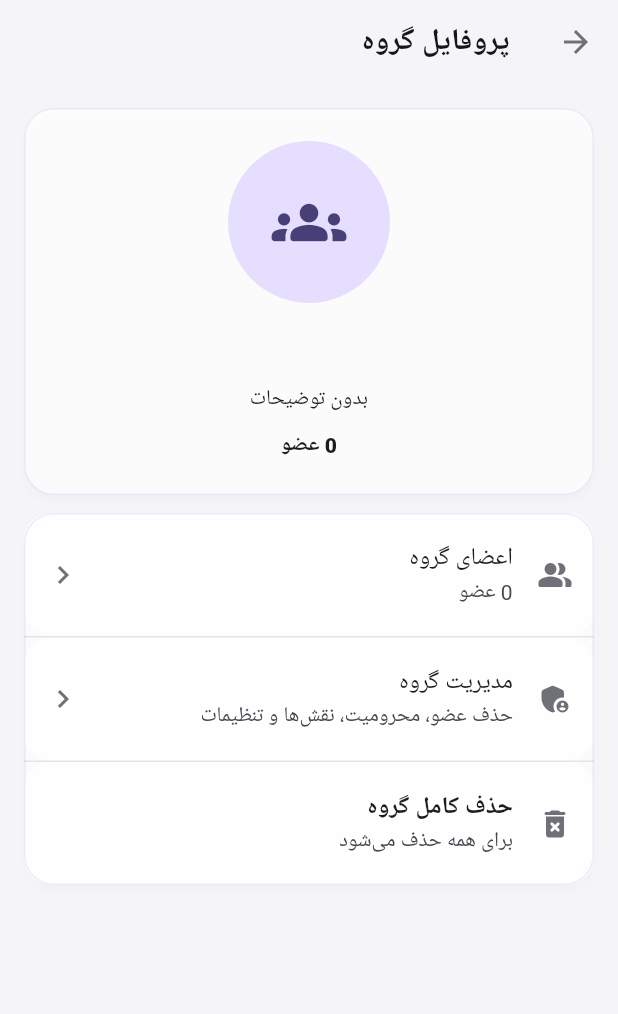
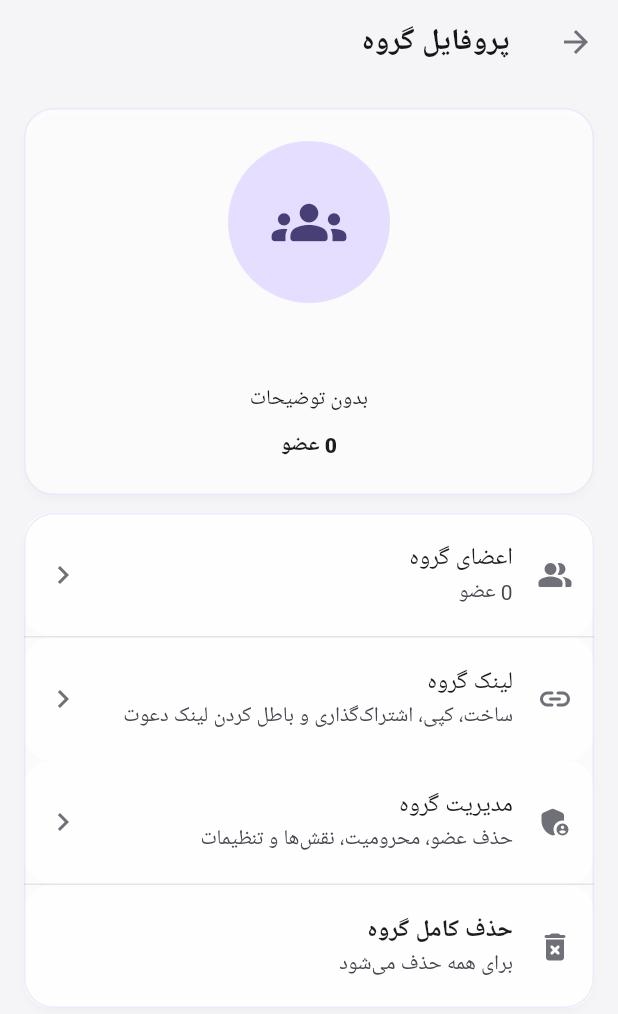
Before and after one commit to harad896-cyber/arad-portfolio-, a Flutter app: the GroupProfilePage screen opened directly with empty values, on a phone screen of 412 x 824 dp. Shown: the top 1014 px of the screen. Run offline on Flutter 3.47's test engine with Material 3 defaults, Android fonts, the phone set to English and light mode, and no system bars; our stand-ins replace audioplayers, file_picker, flutter_secure_storage, google_sign_in, image_picker, qr_flutter and 3 more; missing offline and left inert: record; accounts and stored records are empty; network calls fail; Roboto replaces fonts that are missing (Vazirmatn).

Commit message:
feat: wire group invite links and channel management

```diff
--- a/lib/group_management.dart
+++ b/lib/group_management.dart
@@ -1,6 +1,7 @@
 import 'package:flutter/material.dart';
 import 'package:supabase_flutter/supabase_flutter.dart';
 import 'group_moderation.dart';
+import 'channel_management.dart';
 
 class GroupProfilePage extends StatefulWidget {
   final String conversationId;
@@ -90,6 +91,7 @@ class _GroupProfilePageState extends State<GroupProfilePage> {
       Card(child: Column(children: [
         ListTile(leading: const Icon(Icons.people_alt_rounded), title: const Text('اعضای گروه'), subtitle: Text('${members.length} عضو'), trailing: const Icon(Icons.chevron_left), onTap: () => showModalBottomSheet<void>(context: context, showDragHandle: true, builder: (_) => ListView(padding: const EdgeInsets.all(16), children: [const Text('اعضای گروه', style: TextStyle(fontSize: 20, fontWeight: FontWeight.w900)), const SizedBox(height: 8), ...members.map((m) { final id = m['user_id'].toString(); final a = avatarOf(id); final o = g['created_by']?.toString() == id; return ListTile(leading: CircleAvatar(backgroundImage: a.isNotEmpty ? NetworkImage(a) : null, child: a.isEmpty ? const Icon(Icons.person) : null), title: Text(nameOf(id)), subtitle: Text(o ? '👑 مالک' : (m['role'] ?? 'عضو').toString())); })]))),
         if (admin) const Divider(height: 1),
+        if (admin) ListTile(leading: const Icon(Icons.link_rounded), title: const Text('لینک گروه'), subtitle: const Text('ساخت، کپی، اشتراک‌گذاری و باطل کردن لینک دعوت'), trailing: const Icon(Icons.chevron_left), onTap: () => Navigator.push(context, MaterialPageRoute(builder: (_) => ConversationInvitePage(conversationId: widget.conversationId, title: title, type: 'group')))),
         if (admin) ListTile(leading: const Icon(Icons.admin_panel_settings_rounded), title: const Text('مدیریت گروه'), subtitle: const Text('حذف عضو، محرومیت، نقش‌ها و تنظیمات'), trailing: const Icon(Icons.chevron_left), onTap: openManagement),
         const Divider(height: 1),
         ListTile(leading: Icon(owner ? Icons.delete_forever_rounded : Icons.logout_rounded), title: Text(owner ? 'حذف کامل گروه' : 'خروج از گروه', style: const TextStyle(fontWeight: FontWeight.w800)), subtitle: Text(owner ? 'برای همه حذف می‌شود' : 'فقط شما خارج می‌شوید'), onTap: owner ? deleteGroup : leaveGroup),
--- a/lib/main.dart
+++ b/lib/main.dart
@@ -18,6 +18,7 @@ import 'package:audioplayers/audioplayers.dart';
 import 'package:supabase_flutter/supabase_flutter.dart';
 import 'package:qr_flutter/qr_flutter.dart';
 import 'group_management.dart';
+import 'channel_management.dart';
 import 'invite.dart';
 import 'profile_page.dart';
 import 'call_session.dart';
@@ -3396,6 +3397,8 @@ class _ChatPageState extends State<ChatPage> {
           onTap: () {
             if (_chatType == 'group') {
               Navigator.push(context, MaterialPageRoute(builder: (_) => GroupProfilePage(conversationId: widget.id, title: widget.title)));
+            } else if (_chatType == 'channel') {
+              Navigator.push(context, MaterialPageRoute(builder: (_) => ChannelManagementPage(conversationId: widget.id, title: widget.title)));
             }
           },
           child: Row(
@@ -3410,6 +3413,8 @@ class _ChatPageState extends State<ChatPage> {
                     Text(widget.title, overflow: TextOverflow.ellipsis, style: const TextStyle(fontWeight: FontWeight.w800)),
                     if (_chatType == 'group')
                       const Text('پروفایل گروه', style: TextStyle(fontSize: 10.5, fontWeight: FontWeight.w500)),
+                    if (_chatType == 'channel')
+                      const Text('مدیریت کانال', style: TextStyle(fontSize: 10.5, fontWeight: FontWeight.w500)),
                   ],
                 ),
               ),
```
